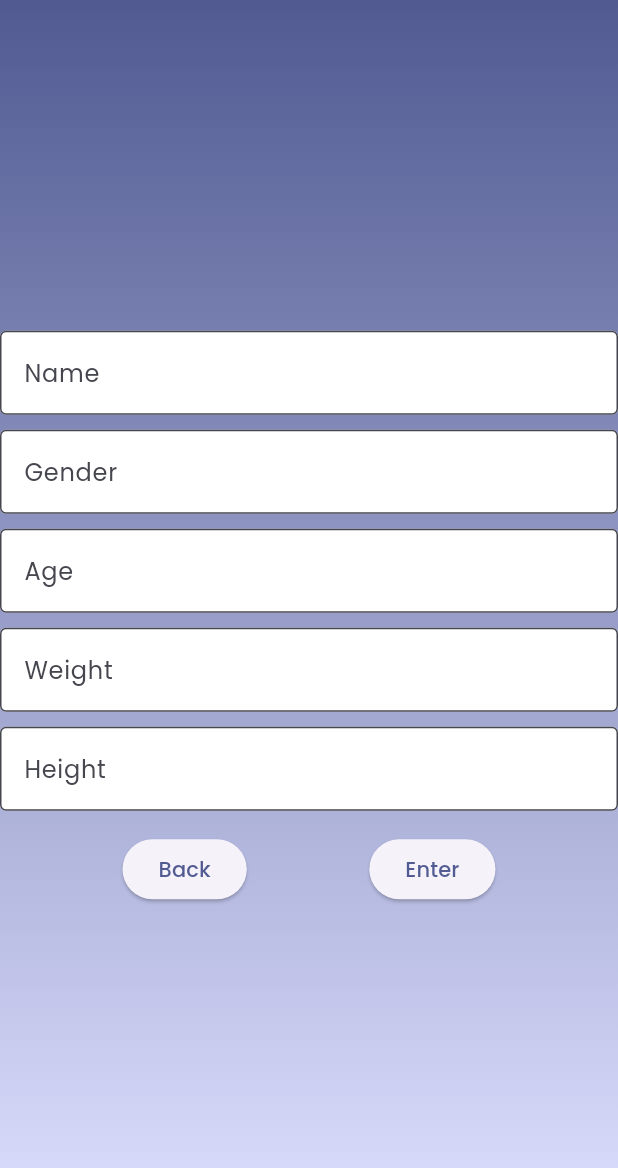
After one commit to drunkslime/Better-Faster-Stronger, a Flutter app: the screen it shows after launch, after a tap on an icon or button, on a phone screen of 412 x 824 dp. The commit adds this screen. Shown: the top 1168 px of the screen. Run offline on Flutter 3.47's test engine with Material 3 defaults, Android fonts, the phone set to English and light mode, and no system bars.

Commit message:
New layout, collecting data

```diff
--- /dev/null
+++ b/lib/common/user_data.dart
@@ -0,0 +1,26 @@
+
+class UserData {
+
+  String name;
+  String gender;
+  int age;
+  int height;
+  int weight;
+
+  UserData({
+    required this.name,
+    required this.gender,
+    required this.age,
+    required this.height,
+    required this.weight}
+  );
+
+  Map<String, dynamic> get map => {
+    'name': name,
+    'gender': gender,
+    'age': age,
+    'height': height,
+    'weight': weight
+  };
+
+}
--- a/lib/view/on_boarding/get_started_view.dart
+++ b/lib/view/on_boarding/get_started_view.dart
@@ -1,5 +1,5 @@
 import 'package:flutter/material.dart';
-import 'login_view.dart';
+import 'user_data_form_view.dart';
 
 class GetStartedView extends StatefulWidget {
   const GetStartedView({super.key});
@@ -10,7 +10,6 @@ class GetStartedView extends StatefulWidget {
 
 class _GetStartedViewState extends State<GetStartedView> {
   PageController controller = PageController();
-
   @override
   Widget build(BuildContext context) {
     var theme = Theme.of(context);
@@ -18,37 +17,37 @@ class _GetStartedViewState extends State<GetStartedView> {
       backgroundColor: theme.colorScheme.surface,
       body: Container(
           alignment: Alignment.center,
-        decoration: BoxDecoration( gradient: LinearGradient(
+          decoration: BoxDecoration(
+              gradient: LinearGradient(
             begin: Alignment.topCenter,
             end: Alignment.bottomCenter,
-          colors: [theme.colorScheme.primary, theme.colorScheme.primaryContainer],
+            colors: [
+              theme.colorScheme.primary,
+              theme.colorScheme.primaryContainer
+            ],
           )),
           child: SafeArea(
+            child: Center(
               child: Column(
                 mainAxisSize: MainAxisSize.min,
                 children: [
-              const Spacer(),
-              Text('Welcome! Let\'s get started!', style: theme.textTheme.titleLarge),
-              const Spacer(),
+                  Text('Welcome! Let\'s get started!',
+                      style: theme.textTheme.titleLarge),
+                  const SizedBox(height: 10.0),
                   ElevatedButton.icon(
                       onPressed: () => {
-                    Navigator.push(context,
-                    MaterialPageRoute(builder: (context) => const LoginView())
-                    )
+                            Navigator.push(
+                                context,
+                                MaterialPageRoute(
+                                    builder: (context) =>
+                                        const UserDataFormView()))
                           },
                       icon: const Icon(Icons.chevron_right),
-                  label: const Text('Log in')
-                ),
-              TextButton(
-                onPressed: () => {
-                  //------------------
-                },
-                child: const Text('Sign up', style: TextStyle(decoration: TextDecoration.underline)),
-              ),
+                      label: const Text('Let\'s Go!')),
                 ],
               ),
-        )
             ),
+          )),
     );
   }
 }
--- /dev/null
+++ b/lib/view/on_boarding/user_data_form_view.dart
@@ -0,0 +1,126 @@
+import 'package:better_faster_stronger/view/home/home_view.dart';
+import 'package:flutter/material.dart';
+import 'package:better_faster_stronger/common/user_data.dart';
+
+class UserDataFormView extends StatefulWidget {
+  const UserDataFormView({super.key});
+
+  @override
+  State<UserDataFormView> createState() => _UserDataFormViewState();
+}
+
+
+class _UserDataFormViewState extends State<UserDataFormView> {
+  @override
+  Widget build(BuildContext context) {
+    TextEditingController nameController = TextEditingController();
+    TextEditingController genderController = TextEditingController();
+    TextEditingController ageController = TextEditingController();
+    TextEditingController heightController = TextEditingController();
+    TextEditingController weightController = TextEditingController();
+    var theme = Theme.of(context);
+    return Scaffold(
+      backgroundColor: theme.colorScheme.surface,
+      body: Container(
+        alignment: Alignment.center,
+        decoration: BoxDecoration(
+          gradient: LinearGradient(
+            begin: Alignment.topCenter,
+            end: Alignment.bottomCenter,
+            colors: [
+              theme.colorScheme.primary,
+              theme.colorScheme.primaryContainer
+            ]
+          )
+        ),
+        child: SafeArea(
+          child: Form(
+              child: Column(
+                children:[
+                  const Spacer(),
+                  TextFormField(
+                    controller: nameController,
+                    decoration: const InputDecoration(
+                      filled: true,
+                      fillColor: Colors.white,
+                      border: OutlineInputBorder(),
+                      labelText: 'Name',
+                    ),
+                  ),
+                  const SizedBox(height: 10.0),
+                  TextFormField(
+                    controller: genderController,
+                    decoration: const InputDecoration(
+                      filled: true,
+                      fillColor: Colors.white,
+                      border: OutlineInputBorder(),
+                      labelText: 'Gender',
+                    ),
+                  ),
+                  const SizedBox(height: 10.0),
+                  TextFormField(
+                    controller: ageController,
+                    decoration: const InputDecoration(
+                      filled: true,
+                      fillColor: Colors.white,
+                      border: OutlineInputBorder(),
+                      labelText: 'Age',
+                    ),
+                  ),
+                  const SizedBox(height: 10.0),
+                  TextFormField(
+                    controller: weightController,
+                    decoration: const InputDecoration(
+                      filled: true,
+                      fillColor: Colors.white,
+                      border: OutlineInputBorder(),
+                      labelText: 'Weight',
+                    ),
+                  ),
+                  const SizedBox(height: 10.0),
+                  TextFormField(
+                    controller: heightController,
+                    decoration: const InputDecoration(
+                      filled: true,
+                      fillColor: Colors.white,
+                      border: OutlineInputBorder(),
+                      labelText: 'Height',
+                    ),
+                  ),
+                  const SizedBox(height: 15.0),
+                  Row(
+                    mainAxisAlignment: MainAxisAlignment.spaceEvenly,
+                    children: [
+                      ElevatedButton(
+                        onPressed: () => {Navigator.pop(context)},
+                        child: const Text("Back"),
+                      ),
+                      ElevatedButton(
+                        onPressed: () => {
+                          Navigator.push(context,
+                            MaterialPageRoute(builder:
+                            (context) => HomeView(
+                              userData: UserData(
+                                name: nameController.text,
+                                gender: genderController.text,
+                                age: int.parse(ageController.text),
+                                height: int.parse(heightController.text),
+                                weight: int.parse(weightController.text),
+                                ),
+                              ),
+                            )
+                          )
+                        },
+                        child: const Text("Enter"),
+                      ),
+                    ],
+                  ),
+                  const Spacer(),
+                ],
+            )
+          )
+        ),
+      ),
+    );
+  }
+}
```
Also changed, not shown: lib/view/home/home_view.dart (added, +86 -0 lines), lib/view/home/search_page.dart (added, +40 -0 lines), lib/view/home/user_account_page.dart (added, +46 -0 lines), lib/view/home/user_account_view.dart (deleted, +0 -44 lines), lib/view/on_boarding/login_view.dart (deleted, +0 -52 lines). Lines whose indentation alone changed are shown as unchanged.
